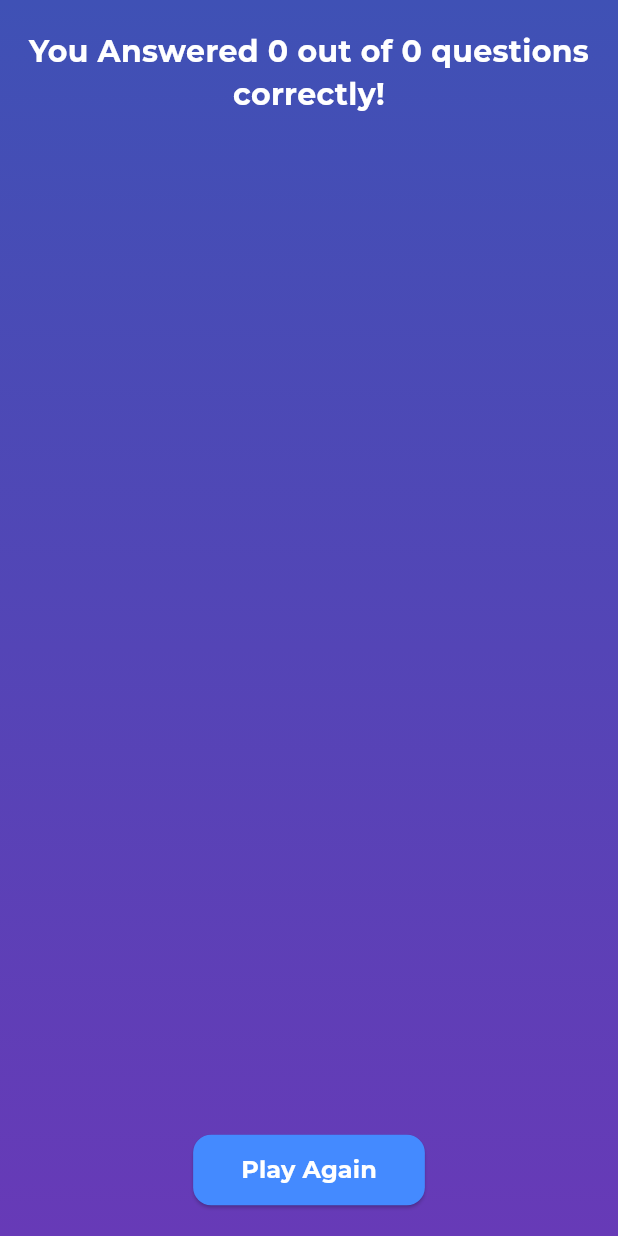
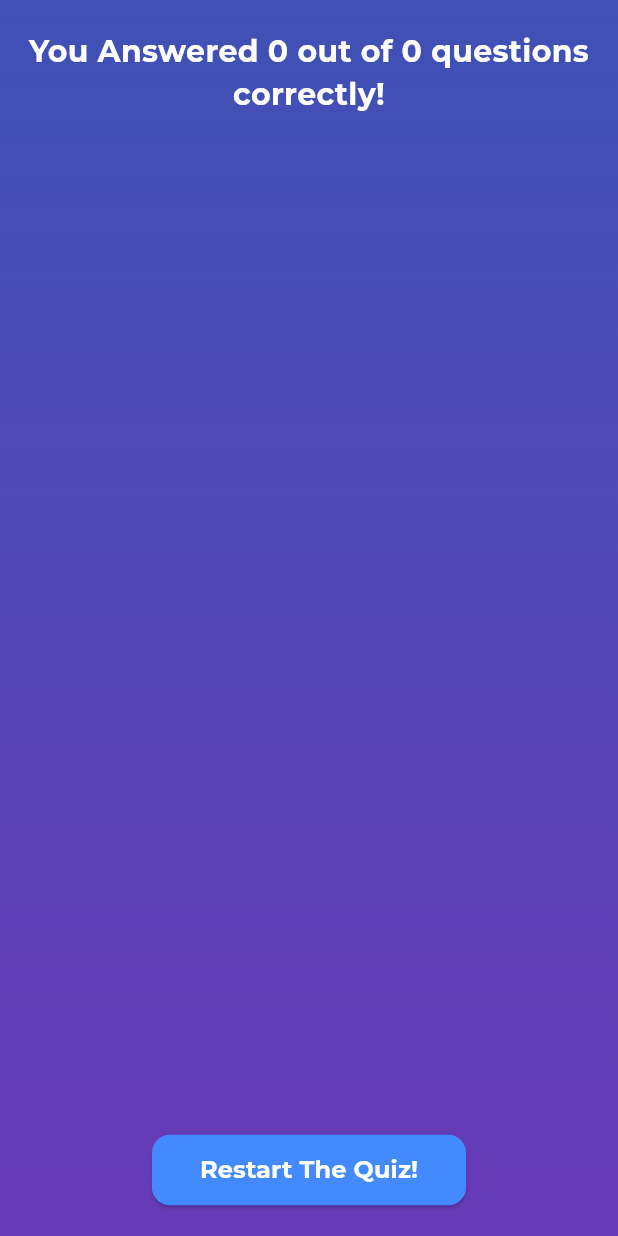
Before and after one commit to mayunngrh/flutter_quiz_app, a Flutter app: the ResultScreen screen opened directly with empty values, on a phone screen of 412 x 824 dp. Run offline on Flutter 3.47's test engine with Material 3 defaults, Android fonts, the phone set to English and light mode, and no system bars; our stand-ins replace google_fonts.

Commit message:
fixing bug

```diff
--- a/lib/presentation/result_screen.dart
+++ b/lib/presentation/result_screen.dart
@@ -151,7 +151,7 @@ class ResultScreen extends StatelessWidget {
                     ),
                   ),
                   child: Text(
-                    "Play Again",
+                    "Restart The Quiz!",
                     style: GoogleFonts.montserrat(
                       fontSize: 16,
                       fontWeight: FontWeight.bold,
```
